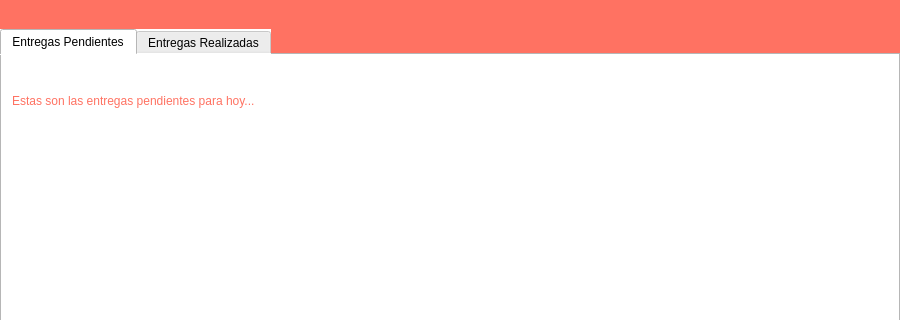
Above: pantalla_transportista.ui from barreto-exe/Delivender before the change; both pictures show x 0 to 900 and y 0 to 320 of the 900 by 680 pixel window. Below: the same form after it.
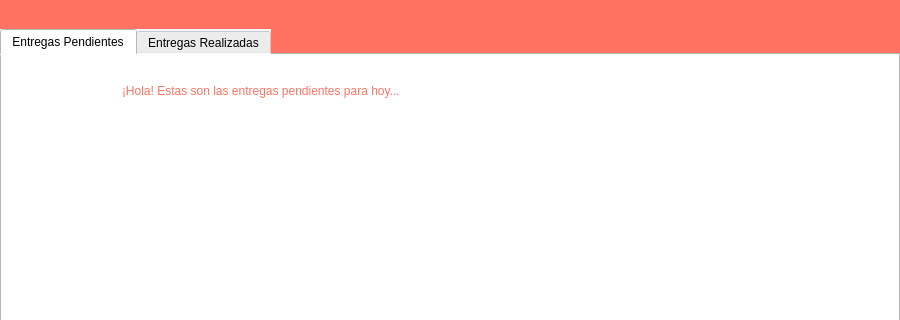
That is the form after the change.

Patch:
```diff
--- a/pantalla_transportista.ui
+++ b/pantalla_transportista.ui
@@ -35,7 +35,7 @@
     <widget class="QWidget" name="verticalLayoutWidget">
      <property name="geometry">
       <rect>
-       <x>10</x>
+       <x>120</x>
        <y>80</y>
        <width>661</width>
        <height>521</height>
@@ -46,9 +46,9 @@
     <widget class="QLabel" name="label">
      <property name="geometry">
       <rect>
-       <x>10</x>
-       <y>30</y>
-       <width>671</width>
+       <x>120</x>
+       <y>20</y>
+       <width>661</width>
        <height>31</height>
       </rect>
      </property>
@@ -57,7 +57,7 @@
 font: 75 18pt &quot;Quicksand Medium&quot;;</string>
      </property>
      <property name="text">
-      <string>Estas son las entregas pendientes para hoy...</string>
+      <string>¡Hola! Estas son las entregas pendientes para hoy...</string>
      </property>
     </widget>
    </widget>
```
Left out of the diff: 12 changed lines with no effect on the pictures.
